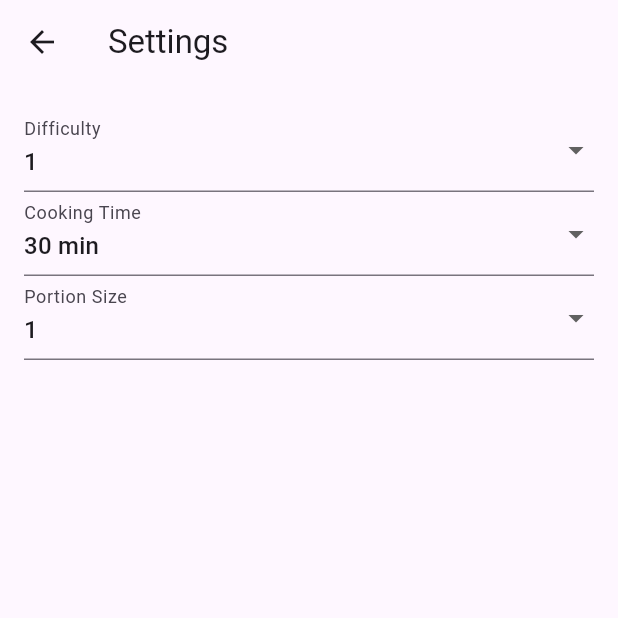
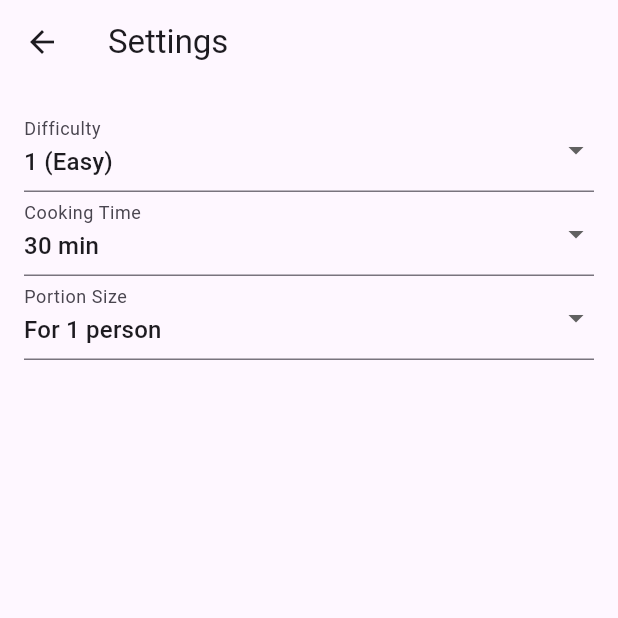
Before and after one commit to boykin345/food-ai-app, a Flutter app: the screen it shows after launch, in the side drawer, after a tap on "Settings", on a phone screen of 412 x 824 dp, the top half of it. Run offline on Flutter 3.47's test engine with Material 3 defaults, Android fonts, the phone set to English and light mode, and no system bars; our stand-ins replace cloud_firestore, firebase_core; accounts and stored records are empty; project files that could hold a hidden picture were left out.

Commit message:
Fix: changed names for some of settings

```diff
--- a/lib/main.dart
+++ b/lib/main.dart
@@ -96,7 +96,7 @@ class _SettingsScreenState extends State<SettingsScreen> {
               items: [
                 DropdownMenuItem<int>(
                   value: 1,
-                  child: Text('1'),
+                  child: Text('1 (Easy)'),
                 ),
                 DropdownMenuItem<int>(
                   value: 2,
@@ -112,7 +112,7 @@ class _SettingsScreenState extends State<SettingsScreen> {
                 ),
                 DropdownMenuItem<int>(
                   value: 5,
-                  child: Text('5'),
+                  child: Text('5 (Hard)'),
                 ),
               ],
               onChanged: (value) {
@@ -146,19 +146,19 @@ class _SettingsScreenState extends State<SettingsScreen> {
               items: [
                 DropdownMenuItem<int>(
                   value: 1,
-                  child: Text('1'),
+                  child: Text('For 1 person'),
                 ),
                 DropdownMenuItem<int>(
                   value: 2,
-                  child: Text('2'),
+                  child: Text('For 2 people'),
                 ),
                 DropdownMenuItem<int>(
                   value: 4,
-                  child: Text('4'),
+                  child: Text('For 4 people'),
                 ),
                 DropdownMenuItem<int>(
                   value: 6,
-                  child: Text('6'),
+                  child: Text('For 6 people'),
                 ),
               ],
               onChanged: (value) {
```
